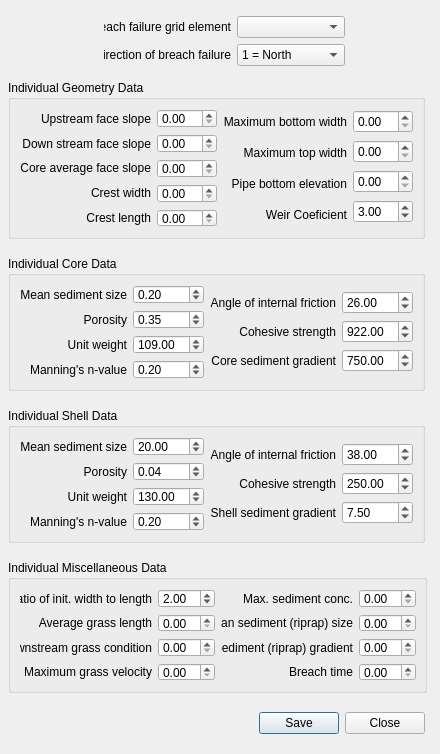
FLO-2DSoftware/qgis-flo-2d-plugin, file flo2d/ui/individual_breach_data.ui: the form before one commit.
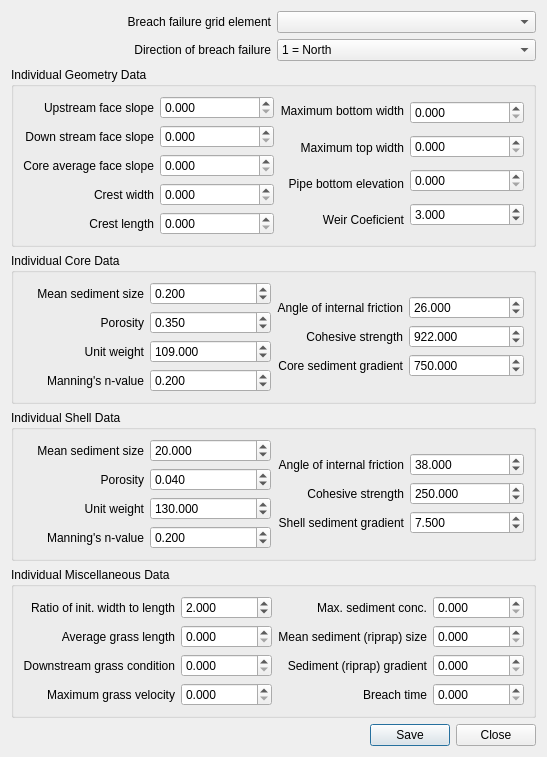
The form after the commit.

Commit message: Expand individual breach max values, and allow 3 decimal places

```diff
--- a/flo2d/ui/individual_breach_data.ui
+++ b/flo2d/ui/individual_breach_data.ui
@@ -13,31 +13,299 @@
   <property name="windowTitle">
    <string>Individual Breach Data</string>
   </property>
-  <widget class="QDialogButtonBox" name="global_breach_buttonBox">
-   <property name="geometry">
-    <rect>
-     <x>8</x>
-     <y>712</y>
-     <width>417</width>
-     <height>23</height>
-    </rect>
-   </property>
-   <property name="orientation">
-    <enum>Qt::Horizontal</enum>
-   </property>
-   <property name="standardButtons">
-    <set>QDialogButtonBox::Close|QDialogButtonBox::Save</set>
-   </property>
-  </widget>
+  <layout class="QGridLayout" name="gridLayout_28">
+   <item row="0" column="0">
+    <layout class="QGridLayout" name="gridLayout_27">
+     <item row="0" column="0">
+      <layout class="QGridLayout" name="gridLayout_14">
+       <item row="0" column="0">
+        <widget class="QLabel" name="label_12">
+         <property name="text">
+          <string>Breach failure grid element</string>
+         </property>
+         <property name="alignment">
+          <set>Qt::AlignRight|Qt::AlignTrailing|Qt::AlignVCenter</set>
+         </property>
+        </widget>
+       </item>
+       <item row="1" column="0">
+        <widget class="QLabel" name="label_17">
+         <property name="text">
+          <string>Direction of breach failure</string>
+         </property>
+         <property name="alignment">
+          <set>Qt::AlignRight|Qt::AlignTrailing|Qt::AlignVCenter</set>
+         </property>
+        </widget>
+       </item>
+      </layout>
+     </item>
+     <item row="0" column="1">
+      <layout class="QGridLayout" name="gridLayout_15">
+       <item row="0" column="0">
+        <widget class="QComboBox" name="individual_breach_element_cbo"/>
+       </item>
+       <item row="1" column="0">
+        <widget class="QComboBox" name="breach_failure_direction_cbo">
+         <item>
+          <property name="text">
+           <string>1 = North</string>
+          </property>
+         </item>
+         <item>
+          <property name="text">
+           <string>2 = East</string>
+          </property>
+         </item>
+         <item>
+          <property name="text">
+           <string>3 =South</string>
+          </property>
+         </item>
+         <item>
+          <property name="text">
+           <string>4 = West</string>
+          </property>
+         </item>
+         <item>
+          <property name="text">
+           <string>5 = Northeast</string>
+          </property>
+         </item>
+         <item>
+          <property name="text">
+           <string>6 = Southeast</string>
+          </property>
+         </item>
+         <item>
+          <property name="text">
+           <string>7 = Southwest</string>
+          </property>
+         </item>
+         <item>
+          <property name="text">
+           <string>8 = Northwest</string>
+          </property>
+         </item>
+        </widget>
+       </item>
+      </layout>
+     </item>
+    </layout>
+   </item>
+   <item row="1" column="0">
+    <widget class="QGroupBox" name="individual_geometry_data_grp">
+     <property name="title">
+      <string>Individual Geometry Data</string>
+     </property>
+     <property name="flat">
+      <bool>false</bool>
+     </property>
+     <layout class="QGridLayout" name="gridLayout_5">
+      <item row="0" column="0">
+       <layout class="QGridLayout" name="gridLayout_2">
+        <item row="0" column="0">
+         <widget class="QLabel" name="label">
+          <property name="text">
+           <string>Upstream face slope</string>
+          </property>
+          <property name="alignment">
+           <set>Qt::AlignRight|Qt::AlignTrailing|Qt::AlignVCenter</set>
+          </property>
+         </widget>
+        </item>
+        <item row="1" column="0">
+         <widget class="QLabel" name="label_2">
+          <property name="text">
+           <string>Down stream face slope</string>
+          </property>
+          <property name="alignment">
+           <set>Qt::AlignRight|Qt::AlignTrailing|Qt::AlignVCenter</set>
+          </property>
+         </widget>
+        </item>
+        <item row="2" column="0">
+         <widget class="QLabel" name="label_3">
+          <property name="text">
+           <string>Core average face slope</string>
+          </property>
+          <property name="alignment">
+           <set>Qt::AlignRight|Qt::AlignTrailing|Qt::AlignVCenter</set>
+          </property>
+         </widget>
+        </item>
+        <item row="3" column="0">
+         <widget class="QLabel" name="label_7">
+          <property name="text">
+           <string>Crest width</string>
+          </property>
+          <property name="alignment">
+           <set>Qt::AlignRight|Qt::AlignTrailing|Qt::AlignVCenter</set>
+          </property>
+         </widget>
+        </item>
+        <item row="4" column="0">
+         <widget class="QLabel" name="label_8">
+          <property name="text">
+           <string>Crest length</string>
+          </property>
+          <property name="alignment">
+           <set>Qt::AlignRight|Qt::AlignTrailing|Qt::AlignVCenter</set>
+          </property>
+         </widget>
+        </item>
+       </layout>
+      </item>
+      <item row="0" column="1">
+       <layout class="QGridLayout" name="gridLayout">
+        <item row="0" column="0">
+         <widget class="QDoubleSpinBox" name="zu_dbox">
+          <property name="decimals">
+           <number>3</number>
+          </property>
+          <property name="maximum">
+           <double>999999.000000000000000</double>
+          </property>
+         </widget>
+        </item>
+        <item row="1" column="0">
+         <widget class="QDoubleSpinBox" name="zd_dbox">
+          <property name="decimals">
+           <number>3</number>
+          </property>
+          <property name="maximum">
+           <double>999999.000000000000000</double>
+          </property>
+         </widget>
+        </item>
+        <item row="2" column="0">
+         <widget class="QDoubleSpinBox" name="zc_dbox">
+          <property name="decimals">
+           <number>3</number>
+          </property>
+          <property name="maximum">
+           <double>999999.000000000000000</double>
+          </property>
+         </widget>
+        </item>
+        <item row="3" column="0">
+         <widget class="QDoubleSpinBox" name="crestwidth_dbox">
+          <property name="decimals">
+           <number>3</number>
+          </property>
+          <property name="maximum">
+           <double>999999.000000000000000</double>
+          </property>
+         </widget>
+        </item>
+        <item row="4" column="0">
+         <widget class="QDoubleSpinBox" name="crestlength_dbox">
+          <property name="decimals">
+           <number>3</number>
+          </property>
+          <property name="maximum">
+           <double>999999.000000000000000</double>
+          </property>
+         </widget>
+        </item>
+       </layout>
+      </item>
+      <item row="0" column="2">
+       <layout class="QGridLayout" name="gridLayout_3">
+        <item row="1" column="0">
+         <widget class="QLabel" name="label_5">
+          <property name="text">
+           <string>Maximum top width</string>
+          </property>
+          <property name="alignment">
+           <set>Qt::AlignRight|Qt::AlignTrailing|Qt::AlignVCenter</set>
+          </property>
+         </widget>
+        </item>
+        <item row="3" column="0">
+         <widget class="QLabel" name="label_18">
+          <property name="text">
+           <string>Weir Coeficient</string>
+          </property>
+          <property name="alignment">
+           <set>Qt::AlignRight|Qt::AlignTrailing|Qt::AlignVCenter</set>
+          </property>
+         </widget>
+        </item>
+        <item row="0" column="0">
+         <widget class="QLabel" name="label_4">
+          <property name="text">
+           <string>Maximum bottom width</string>
+          </property>
+          <property name="alignment">
+           <set>Qt::AlignRight|Qt::AlignTrailing|Qt::AlignVCenter</set>
+          </property>
+         </widget>
+        </item>
+        <item row="2" column="0">
+         <widget class="QLabel" name="label_6">
+          <property name="text">
+           <string>Pipe bottom elevation</string>
+          </property>
+          <property name="alignment">
+           <set>Qt::AlignRight|Qt::AlignTrailing|Qt::AlignVCenter</set>
+          </property>
+         </widget>
+        </item>
+       </layout>
+      </item>
+      <item row="0" column="3">
+       <layout class="QGridLayout" name="gridLayout_4">
+        <item row="0" column="0">
+         <widget class="QDoubleSpinBox" name="brbotwidmax_dbox">
+          <property name="decimals">
+           <number>3</number>
+          </property>
+          <property name="maximum">
+           <double>999999.000000000000000</double>
+          </property>
+         </widget>
+        </item>
+        <item row="1" column="0">
+         <widget class="QDoubleSpinBox" name="brtopwidmax_dbox">
+          <property name="decimals">
+           <number>3</number>
+          </property>
+          <property name="maximum">
+           <double>999999.000000000000000</double>
+          </property>
+         </widget>
+        </item>
+        <item row="2" column="0">
+         <widget class="QDoubleSpinBox" name="brbottomel_dbox">
+          <property name="decimals">
+           <number>3</number>
+          </property>
+          <property name="maximum">
+           <double>999999.000000000000000</double>
+          </property>
+         </widget>
+        </item>
+        <item row="3" column="0">
+         <widget class="QDoubleSpinBox" name="weircoef_dbox">
+          <property name="decimals">
+           <number>3</number>
+          </property>
+          <property name="maximum">
+           <double>999999.000000000000000</double>
+          </property>
+          <property name="value">
+           <double>3.000000000000000</double>
+          </property>
+         </widget>
+        </item>
+       </layout>
+      </item>
+     </layout>
+    </widget>
+   </item>
+   <item row="2" column="0">
   <widget class="QGroupBox" name="individual_core_data_grp">
-   <property name="geometry">
-    <rect>
-     <x>8</x>
-     <y>256</y>
-     <width>417</width>
-     <height>135</height>
-    </rect>
-   </property>
    <property name="title">
     <string>Individual Core Data</string>
    </property>
@@ -95,6 +363,12 @@
        <layout class="QGridLayout" name="gridLayout_13">
         <item row="0" column="0">
          <widget class="QDoubleSpinBox" name="d50c_dbox">
+            <property name="decimals">
+             <number>3</number>
+            </property>
+            <property name="maximum">
+             <double>999999.000000000000000</double>
+            </property>
           <property name="value">
            <double>0.200000000000000</double>
           </property>
@@ -102,6 +376,12 @@
         </item>
         <item row="1" column="0">
          <widget class="QDoubleSpinBox" name="porc_dbox">
+            <property name="decimals">
+             <number>3</number>
+            </property>
+            <property name="maximum">
+             <double>999999.000000000000000</double>
+            </property>
           <property name="value">
            <double>0.350000000000000</double>
           </property>
@@ -109,8 +389,11 @@
         </item>
         <item row="2" column="0">
          <widget class="QDoubleSpinBox" name="uwc_dbox">
+            <property name="decimals">
+             <number>3</number>
+            </property>
           <property name="maximum">
-           <double>9999.000000000000000</double>
+             <double>999999.000000000000000</double>
           </property>
           <property name="value">
            <double>109.000000000000000</double>
@@ -119,6 +402,12 @@
         </item>
         <item row="3" column="0">
          <widget class="QDoubleSpinBox" name="cnc_dbox">
+            <property name="decimals">
+             <number>3</number>
+            </property>
+            <property name="maximum">
+             <double>999999.000000000000000</double>
+            </property>
           <property name="value">
            <double>0.200000000000000</double>
           </property>
@@ -168,8 +457,11 @@
        <layout class="QGridLayout" name="gridLayout_10">
         <item row="0" column="0">
          <widget class="QDoubleSpinBox" name="afrc_dbox">
+            <property name="decimals">
+             <number>3</number>
+            </property>
           <property name="maximum">
-           <double>999.000000000000000</double>
+             <double>999999.000000000000000</double>
           </property>
           <property name="value">
            <double>26.000000000000000</double>
@@ -178,8 +470,11 @@
         </item>
         <item row="1" column="0">
          <widget class="QDoubleSpinBox" name="cohc_dbox">
+            <property name="decimals">
+             <number>3</number>
+            </property>
           <property name="maximum">
-           <double>9999.000000000000000</double>
+             <double>999999.000000000000000</double>
           </property>
           <property name="value">
            <double>922.000000000000000</double>
@@ -188,8 +483,11 @@
         </item>
         <item row="2" column="0">
          <widget class="QDoubleSpinBox" name="unfcc_dbox">
+            <property name="decimals">
+             <number>3</number>
+            </property>
           <property name="maximum">
-           <double>9999.000000000000000</double>
+             <double>999999.000000000000000</double>
           </property>
           <property name="value">
            <double>750.000000000000000</double>
@@ -202,154 +500,9 @@
     </item>
    </layout>
   </widget>
-  <widget class="QGroupBox" name="individual_miscellaneous_data_grp">
-   <property name="geometry">
-    <rect>
-     <x>8</x>
-     <y>560</y>
-     <width>419</width>
-     <height>133</height>
-    </rect>
-   </property>
-   <property name="title">
-    <string>Individual Miscellaneous Data</string>
-   </property>
-   <layout class="QGridLayout" name="gridLayout_24">
-    <item row="0" column="0">
-     <layout class="QGridLayout" name="gridLayout_7">
-      <item row="0" column="0">
-       <widget class="QLabel" name="label_36">
-        <property name="text">
-         <string>Ratio of init. width to length</string>
-        </property>
-        <property name="alignment">
-         <set>Qt::AlignRight|Qt::AlignTrailing|Qt::AlignVCenter</set>
-        </property>
-       </widget>
-      </item>
-      <item row="1" column="0">
-       <widget class="QLabel" name="label_29">
-        <property name="text">
-         <string>Average grass length</string>
-        </property>
-        <property name="alignment">
-         <set>Qt::AlignRight|Qt::AlignTrailing|Qt::AlignVCenter</set>
-        </property>
-       </widget>
-      </item>
-      <item row="2" column="0">
-       <widget class="QLabel" name="label_30">
-        <property name="text">
-         <string>Downstream grass condition</string>
-        </property>
-        <property name="alignment">
-         <set>Qt::AlignRight|Qt::AlignTrailing|Qt::AlignVCenter</set>
-        </property>
-       </widget>
-      </item>
+   </item>
       <item row="3" column="0">
-       <widget class="QLabel" name="label_31">
-        <property name="text">
-         <string>Maximum grass velocity</string>
-        </property>
-        <property name="alignment">
-         <set>Qt::AlignRight|Qt::AlignTrailing|Qt::AlignVCenter</set>
-        </property>
-       </widget>
-      </item>
-     </layout>
-    </item>
-    <item row="0" column="1">
-     <layout class="QGridLayout" name="gridLayout_21">
-      <item row="0" column="0">
-       <widget class="QDoubleSpinBox" name="bratio_dbox">
-        <property name="value">
-         <double>2.000000000000000</double>
-        </property>
-       </widget>
-      </item>
-      <item row="1" column="0">
-       <widget class="QDoubleSpinBox" name="grasslength_dbox"/>
-      </item>
-      <item row="2" column="0">
-       <widget class="QDoubleSpinBox" name="grasscond_dbox"/>
-      </item>
-      <item row="3" column="0">
-       <widget class="QDoubleSpinBox" name="grassvmaxp_dbox"/>
-      </item>
-     </layout>
-    </item>
-    <item row="0" column="2">
-     <layout class="QGridLayout" name="gridLayout_22">
-      <item row="0" column="0">
-       <widget class="QLabel" name="label_33">
-        <property name="text">
-         <string>Max. sediment conc.</string>
-        </property>
-        <property name="alignment">
-         <set>Qt::AlignRight|Qt::AlignTrailing|Qt::AlignVCenter</set>
-        </property>
-       </widget>
-      </item>
-      <item row="1" column="0">
-       <widget class="QLabel" name="label_34">
-        <property name="text">
-         <string>Mean sediment (riprap) size</string>
-        </property>
-        <property name="alignment">
-         <set>Qt::AlignRight|Qt::AlignTrailing|Qt::AlignVCenter</set>
-        </property>
-       </widget>
-      </item>
-      <item row="2" column="0">
-       <widget class="QLabel" name="label_35">
-        <property name="text">
-         <string>Sediment (riprap) gradient</string>
-        </property>
-        <property name="alignment">
-         <set>Qt::AlignRight|Qt::AlignTrailing|Qt::AlignVCenter</set>
-        </property>
-       </widget>
-      </item>
-      <item row="3" column="0">
-       <widget class="QLabel" name="label_37">
-        <property name="text">
-         <string>Breach time</string>
-        </property>
-        <property name="alignment">
-         <set>Qt::AlignRight|Qt::AlignTrailing|Qt::AlignVCenter</set>
-        </property>
-       </widget>
-      </item>
-     </layout>
-    </item>
-    <item row="0" column="3">
-     <layout class="QGridLayout" name="gridLayout_23">
-      <item row="0" column="0">
-       <widget class="QDoubleSpinBox" name="sedconmax_dbox"/>
-      </item>
-      <item row="1" column="0">
-       <widget class="QDoubleSpinBox" name="d50df_dbox"/>
-      </item>
-      <item row="2" column="0">
-       <widget class="QDoubleSpinBox" name="unfcdf_dbox"/>
-      </item>
-      <item row="3" column="0">
-       <widget class="QDoubleSpinBox" name="breachtime_dbox"/>
-      </item>
-     </layout>
-    </item>
-   </layout>
-  </widget>
   <widget class="QGroupBox" name="individual_shell_data_grp">
-   <property name="geometry">
-    <rect>
-     <x>8</x>
-     <y>408</y>
-     <width>417</width>
-     <height>135</height>
-    </rect>
-   </property>
    <property name="title">
     <string>Individual Shell Data</string>
    </property>
@@ -404,8 +557,11 @@
        <layout class="QGridLayout" name="gridLayout_17">
         <item row="0" column="0">
          <widget class="QDoubleSpinBox" name="d50s_dbox">
+            <property name="decimals">
+             <number>3</number>
+            </property>
           <property name="maximum">
-           <double>999.000000000000000</double>
+             <double>999999.000000000000000</double>
           </property>
           <property name="value">
            <double>20.000000000000000</double>
@@ -414,6 +570,12 @@
         </item>
         <item row="1" column="0">
          <widget class="QDoubleSpinBox" name="pors_dbox">
+            <property name="decimals">
+             <number>3</number>
+            </property>
+            <property name="maximum">
+             <double>999999.000000000000000</double>
+            </property>
           <property name="value">
            <double>0.040000000000000</double>
           </property>
@@ -421,8 +583,11 @@
         </item>
         <item row="2" column="0">
          <widget class="QDoubleSpinBox" name="uws_dbox">
+            <property name="decimals">
+             <number>3</number>
+            </property>
           <property name="maximum">
-           <double>9999.000000000000000</double>
+             <double>999999.000000000000000</double>
           </property>
           <property name="value">
            <double>130.000000000000000</double>
@@ -431,6 +596,12 @@
         </item>
         <item row="3" column="0">
          <widget class="QDoubleSpinBox" name="cns_dbox">
+            <property name="decimals">
+             <number>3</number>
+            </property>
+            <property name="maximum">
+             <double>999999.000000000000000</double>
+            </property>
           <property name="value">
            <double>0.200000000000000</double>
           </property>
@@ -480,6 +651,12 @@
        <layout class="QGridLayout" name="gridLayout_20">
         <item row="2" column="0">
          <widget class="QDoubleSpinBox" name="unfcs_dbox">
+            <property name="decimals">
+             <number>3</number>
+            </property>
+            <property name="maximum">
+             <double>999999.000000000000000</double>
+            </property>
           <property name="value">
            <double>7.500000000000000</double>
           </property>
@@ -487,8 +664,11 @@
         </item>
         <item row="1" column="0">
          <widget class="QDoubleSpinBox" name="cohs_dbox">
+            <property name="decimals">
+             <number>3</number>
+            </property>
           <property name="maximum">
-           <double>9999.000000000000000</double>
+             <double>999999.000000000000000</double>
           </property>
           <property name="value">
            <double>250.000000000000000</double>
@@ -497,8 +677,11 @@
         </item>
         <item row="0" column="0">
          <widget class="QDoubleSpinBox" name="afrs_dbox">
+            <property name="decimals">
+             <number>3</number>
+            </property>
           <property name="maximum">
-           <double>999.000000000000000</double>
+             <double>999999.000000000000000</double>
           </property>
           <property name="value">
            <double>38.000000000000000</double>
@@ -511,28 +694,19 @@
     </item>
    </layout>
   </widget>
-  <widget class="QGroupBox" name="individual_geometry_data_grp">
-   <property name="geometry">
-    <rect>
-     <x>8</x>
-     <y>80</y>
-     <width>417</width>
-     <height>159</height>
-    </rect>
-   </property>
+   </item>
+   <item row="4" column="0">
+    <widget class="QGroupBox" name="individual_miscellaneous_data_grp">
    <property name="title">
-    <string>Individual Geometry Data</string>
-   </property>
-   <property name="flat">
-    <bool>false</bool>
-   </property>
-   <layout class="QGridLayout" name="gridLayout_5">
+      <string>Individual Miscellaneous Data</string>
+     </property>
+     <layout class="QGridLayout" name="gridLayout_24">
     <item row="0" column="0">
-     <layout class="QGridLayout" name="gridLayout_2">
+       <layout class="QGridLayout" name="gridLayout_7">
       <item row="0" column="0">
-       <widget class="QLabel" name="label">
+         <widget class="QLabel" name="label_36">
         <property name="text">
-         <string>Upstream face slope</string>
+           <string>Ratio of init. width to length</string>
         </property>
         <property name="alignment">
          <set>Qt::AlignRight|Qt::AlignTrailing|Qt::AlignVCenter</set>
@@ -540,9 +714,9 @@
        </widget>
       </item>
       <item row="1" column="0">
-       <widget class="QLabel" name="label_2">
+         <widget class="QLabel" name="label_29">
         <property name="text">
-         <string>Down stream face slope</string>
+           <string>Average grass length</string>
         </property>
         <property name="alignment">
          <set>Qt::AlignRight|Qt::AlignTrailing|Qt::AlignVCenter</set>
@@ -550,9 +724,9 @@
        </widget>
       </item>
       <item row="2" column="0">
-       <widget class="QLabel" name="label_3">
+         <widget class="QLabel" name="label_30">
         <property name="text">
-         <string>Core average face slope</string>
+           <string>Downstream grass condition</string>
         </property>
         <property name="alignment">
          <set>Qt::AlignRight|Qt::AlignTrailing|Qt::AlignVCenter</set>
@@ -560,19 +734,9 @@
        </widget>
       </item>
       <item row="3" column="0">
-       <widget class="QLabel" name="label_7">
+         <widget class="QLabel" name="label_31">
         <property name="text">
-         <string>Crest width</string>
-        </property>
-        <property name="alignment">
-         <set>Qt::AlignRight|Qt::AlignTrailing|Qt::AlignVCenter</set>
-        </property>
-       </widget>
-      </item>
-      <item row="4" column="0">
-       <widget class="QLabel" name="label_8">
-        <property name="text">
-         <string>Crest length</string>
+           <string>Maximum grass velocity</string>
         </property>
         <property name="alignment">
          <set>Qt::AlignRight|Qt::AlignTrailing|Qt::AlignVCenter</set>
@@ -582,50 +746,68 @@
      </layout>
     </item>
     <item row="0" column="1">
-     <layout class="QGridLayout" name="gridLayout">
+       <layout class="QGridLayout" name="gridLayout_21">
       <item row="0" column="0">
-       <widget class="QDoubleSpinBox" name="zu_dbox"/>
+         <widget class="QDoubleSpinBox" name="bratio_dbox">
+          <property name="decimals">
+           <number>3</number>
+          </property>
+          <property name="maximum">
+           <double>999999.000000000000000</double>
+          </property>
+          <property name="value">
+           <double>2.000000000000000</double>
+          </property>
+         </widget>
       </item>
       <item row="1" column="0">
-       <widget class="QDoubleSpinBox" name="zd_dbox"/>
+         <widget class="QDoubleSpinBox" name="grasslength_dbox">
+          <property name="decimals">
+           <number>3</number>
+          </property>
+          <property name="maximum">
+           <double>999999.000000000000000</double>
+          </property>
+         </widget>
       </item>
       <item row="2" column="0">
-       <widget class="QDoubleSpinBox" name="zc_dbox"/>
+         <widget class="QDoubleSpinBox" name="grasscond_dbox">
+          <property name="decimals">
+           <number>3</number>
+          </property>
+          <property name="maximum">
+           <double>999999.000000000000000</double>
+          </property>
+         </widget>
       </item>
       <item row="3" column="0">
-       <widget class="QDoubleSpinBox" name="crestwidth_dbox"/>
-      </item>
-      <item row="4" column="0">
-       <widget class="QDoubleSpinBox" name="crestlength_dbox"/>
+         <widget class="QDoubleSpinBox" name="grassvmaxp_dbox">
+          <property name="decimals">
+           <number>3</number>
+          </property>
+          <property name="maximum">
+           <double>999999.000000000000000</double>
+          </property>
+         </widget>
       </item>
      </layout>
     </item>
     <item row="0" column="2">
-     <layout class="QGridLayout" name="gridLayout_3">
-      <item row="1" column="0">
-       <widget class="QLabel" name="label_5">
-        <property name="text">
-         <string>Maximum top width</string>
-        </property>
-        <property name="alignment">
-         <set>Qt::AlignRight|Qt::AlignTrailing|Qt::AlignVCenter</set>
-        </property>
-       </widget>
-      </item>
-      <item row="3" column="0">
-       <widget class="QLabel" name="label_18">
-        <property name="text">
-         <string>Weir Coeficient</string>
-        </property>
-        <property name="alignment">
-         <set>Qt::AlignRight|Qt::AlignTrailing|Qt::AlignVCenter</set>
-        </property>
-       </widget>
-      </item>
+       <layout class="QGridLayout" name="gridLayout_22">
       <item row="0" column="0">
-       <widget class="QLabel" name="label_4">
+         <widget class="QLabel" name="label_33">
         <property name="text">
-         <string>Maximum bottom width</string>
+           <string>Max. sediment conc.</string>
+          </property>
+          <property name="alignment">
+           <set>Qt::AlignRight|Qt::AlignTrailing|Qt::AlignVCenter</set>
+          </property>
+         </widget>
+        </item>
+        <item row="1" column="0">
+         <widget class="QLabel" name="label_34">
+          <property name="text">
+           <string>Mean sediment (riprap) size</string>
         </property>
         <property name="alignment">
          <set>Qt::AlignRight|Qt::AlignTrailing|Qt::AlignVCenter</set>
@@ -633,9 +815,19 @@
        </widget>
       </item>
       <item row="2" column="0">
-       <widget class="QLabel" name="label_6">
+         <widget class="QLabel" name="label_35">
         <property name="text">
-         <string>Pipe bottom elevation</string>
+           <string>Sediment (riprap) gradient</string>
+          </property>
+          <property name="alignment">
+           <set>Qt::AlignRight|Qt::AlignTrailing|Qt::AlignVCenter</set>
+          </property>
+         </widget>
+        </item>
+        <item row="3" column="0">
+         <widget class="QLabel" name="label_37">
+          <property name="text">
+           <string>Breach time</string>
         </property>
         <property name="alignment">
          <set>Qt::AlignRight|Qt::AlignTrailing|Qt::AlignVCenter</set>
@@ -645,114 +837,63 @@
      </layout>
     </item>
     <item row="0" column="3">
-     <layout class="QGridLayout" name="gridLayout_4">
+       <layout class="QGridLayout" name="gridLayout_23">
       <item row="0" column="0">
-       <widget class="QDoubleSpinBox" name="brbotwidmax_dbox"/>
+         <widget class="QDoubleSpinBox" name="sedconmax_dbox">
+          <property name="decimals">
+           <number>3</number>
+          </property>
+          <property name="maximum">
+           <double>999999.000000000000000</double>
+          </property>
+         </widget>
       </item>
       <item row="1" column="0">
-       <widget class="QDoubleSpinBox" name="brtopwidmax_dbox"/>
+         <widget class="QDoubleSpinBox" name="d50df_dbox">
+          <property name="decimals">
+           <number>3</number>
+          </property>
+          <property name="maximum">
+           <double>999999.000000000000000</double>
+          </property>
+         </widget>
       </item>
       <item row="2" column="0">
-       <widget class="QDoubleSpinBox" name="brbottomel_dbox"/>
+         <widget class="QDoubleSpinBox" name="unfcdf_dbox">
+          <property name="decimals">
+           <number>3</number>
+          </property>
+          <property name="maximum">
+           <double>999999.000000000000000</double>
+          </property>
+         </widget>
       </item>
       <item row="3" column="0">
-       <widget class="QDoubleSpinBox" name="weircoef_dbox">
-        <property name="value">
-         <double>3.000000000000000</double>
-        </property>
+         <widget class="QDoubleSpinBox" name="breachtime_dbox">
+          <property name="decimals">
+           <number>3</number>
+          </property>
+          <property name="maximum">
+           <double>999999.000000000000000</double>
+          </property>
        </widget>
       </item>
      </layout>
     </item>
    </layout>
   </widget>
-  <widget class="QWidget" name="layoutWidget">
-   <property name="geometry">
-    <rect>
-     <x>104</x>
-     <y>16</y>
-     <width>241</width>
-     <height>50</height>
-    </rect>
-   </property>
-   <layout class="QGridLayout" name="gridLayout_27">
-    <item row="0" column="0">
-     <layout class="QGridLayout" name="gridLayout_14">
-      <item row="0" column="0">
-       <widget class="QLabel" name="label_12">
-        <property name="text">
-         <string>Breach failure grid element</string>
-        </property>
-        <property name="alignment">
-         <set>Qt::AlignRight|Qt::AlignTrailing|Qt::AlignVCenter</set>
-        </property>
-       </widget>
-      </item>
-      <item row="1" column="0">
-       <widget class="QLabel" name="label_17">
-        <property name="text">
-         <string>Direction of breach failure</string>
-        </property>
-        <property name="alignment">
-         <set>Qt::AlignRight|Qt::AlignTrailing|Qt::AlignVCenter</set>
+   </item>
+   <item row="5" column="0">
+    <widget class="QDialogButtonBox" name="global_breach_buttonBox">
+     <property name="orientation">
+      <enum>Qt::Horizontal</enum>
+     </property>
+     <property name="standardButtons">
+      <set>QDialogButtonBox::Close|QDialogButtonBox::Save</set>
         </property>
        </widget>
       </item>
      </layout>
-    </item>
-    <item row="0" column="1">
-     <layout class="QGridLayout" name="gridLayout_15">
-      <item row="0" column="0">
-       <widget class="QComboBox" name="individual_breach_element_cbo"/>
-      </item>
-      <item row="1" column="0">
-       <widget class="QComboBox" name="breach_failure_direction_cbo">
-        <item>
-         <property name="text">
-          <string>1 = North</string>
-         </property>
-        </item>
-        <item>
-         <property name="text">
-          <string>2 = East</string>
-         </property>
-        </item>
-        <item>
-         <property name="text">
-          <string>3 =South</string>
-         </property>
-        </item>
-        <item>
-         <property name="text">
-          <string>4 = West</string>
-         </property>
-        </item>
-        <item>
-         <property name="text">
-          <string>5 = Northeast</string>
-         </property>
-        </item>
-        <item>
-         <property name="text">
-          <string>6 = Southeast</string>
-         </property>
-        </item>
-        <item>
-         <property name="text">
-          <string>7 = Southwest</string>
-         </property>
-        </item>
-        <item>
-         <property name="text">
-          <string>8 = Northwest</string>
-         </property>
-        </item>
-       </widget>
-      </item>
-     </layout>
-    </item>
-   </layout>
-  </widget>
  </widget>
  <resources/>
  <connections>
```
Lines whose indentation alone changed are shown as unchanged.
